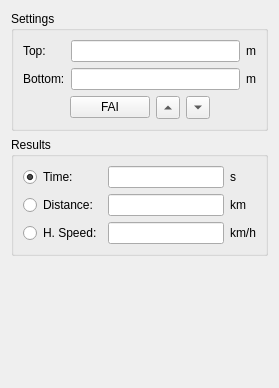
The window that src/ppcform.ui (flysight/flysight-viewer-qt) describes before a commit, drawn with Qt 5.
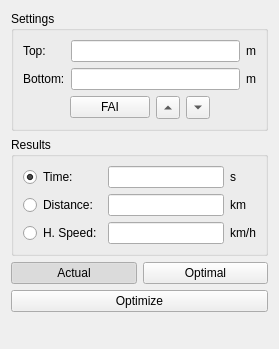
The same window after the commit.

What changed in the file:
```diff
--- a/src/ppcform.ui
+++ b/src/ppcform.ui
@@ -7,7 +7,7 @@
     <x>0</x>
     <y>0</y>
     <width>279</width>
-    <height>388</height>
+    <height>349</height>
    </rect>
   </property>
   <property name="windowTitle">
@@ -197,6 +197,40 @@
      </layout>
     </widget>
    </item>
+   <item>
+    <layout class="QHBoxLayout" name="horizontalLayout_2">
+     <item>
+      <widget class="QPushButton" name="actualButton">
+       <property name="text">
+        <string>Actual</string>
+       </property>
+       <property name="checkable">
+        <bool>true</bool>
+       </property>
+       <property name="checked">
+        <bool>true</bool>
+       </property>
+      </widget>
+     </item>
+     <item>
+      <widget class="QPushButton" name="optimalButton">
+       <property name="text">
+        <string>Optimal</string>
+       </property>
+       <property name="checkable">
+        <bool>true</bool>
+       </property>
+      </widget>
+     </item>
+    </layout>
+   </item>
+   <item>
+    <widget class="QPushButton" name="optimizeButton">
+     <property name="text">
+      <string>Optimize</string>
+     </property>
+    </widget>
+   </item>
    <item>
     <spacer name="verticalSpacer">
      <property name="orientation">
@@ -205,7 +239,7 @@
      <property name="sizeHint" stdset="0">
       <size>
        <width>20</width>
-       <height>50</height>
+       <height>40</height>
       </size>
      </property>
     </spacer>
```
